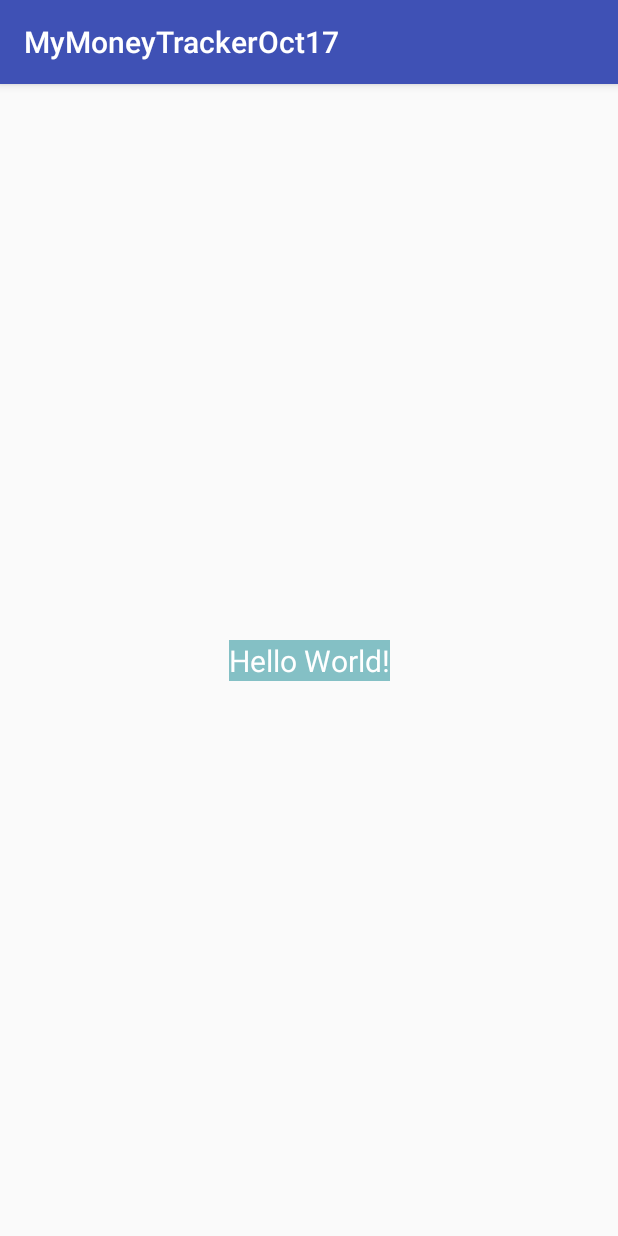
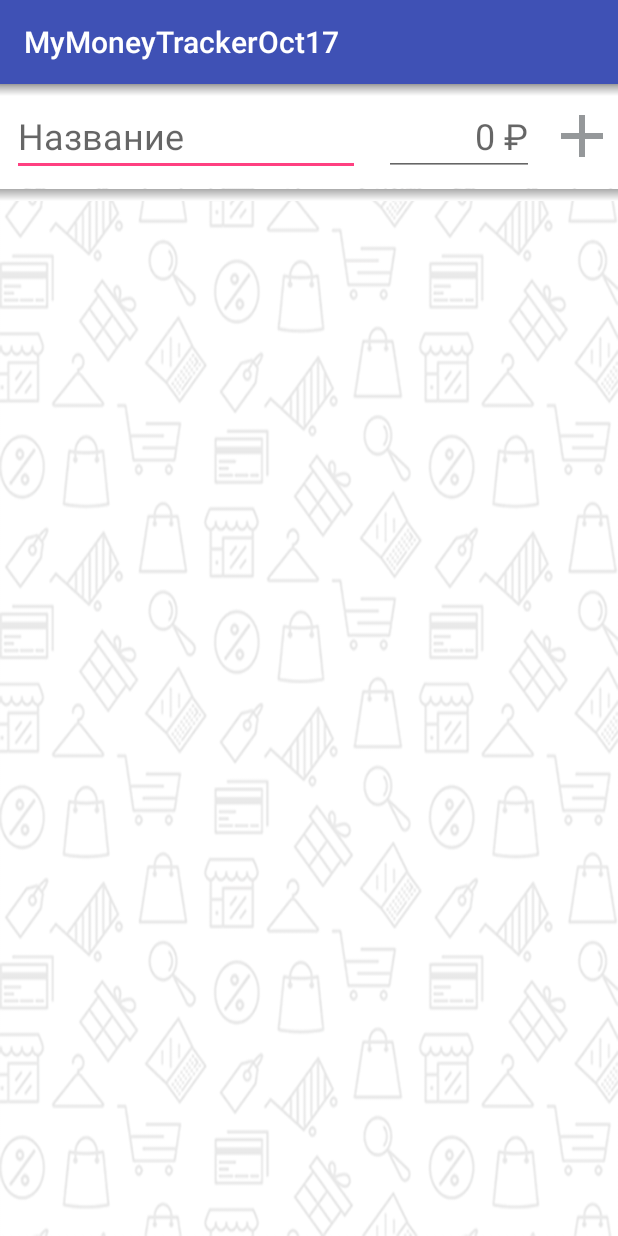
Before and after one commit to SupineTundra/MyMoneyTrackerOct17, an Android app: the screen it shows after launch (MainActivity), on a phone screen of 412 x 824 dp. Run offline under Robolectric (Android 15) with nearby library versions, the phone set to English and light mode, and no system bars.

Commit message:
NewInterface,cliclableButton,protectedInput.

```diff
--- a/app/src/main/java/com/lofstschool/mymoneytrackeroct17/MainActivity.java
+++ b/app/src/main/java/com/lofstschool/mymoneytrackeroct17/MainActivity.java
@@ -2,6 +2,12 @@ package com.lofstschool.mymoneytrackeroct17;
 
 import android.support.v7.app.AppCompatActivity;
 import android.os.Bundle;
+import android.text.Editable;
+import android.text.TextUtils;
+import android.text.TextWatcher;
+import android.widget.Button;
+import android.widget.EditText;
+import android.widget.ImageButton;
 
 public class MainActivity extends AppCompatActivity {
 
@@ -9,6 +15,44 @@ public class MainActivity extends AppCompatActivity {
     protected void onCreate(Bundle savedInstanceState) {
         super.onCreate(savedInstanceState);
         setContentView(R.layout.activity_main);
+        final EditText titleEdit = findViewById(R.id.nameObj);
+        EditText numEdit = findViewById(R.id.numObj);
+        final Button addButton = findViewById(R.id.add);
+        titleEdit.addTextChangedListener(new TextWatcher() {
+            @Override
+            public void beforeTextChanged(CharSequence len1, int i, int i1, int i2) {
+            addButton.setEnabled(false);
+            }
+
+            @Override
+            public void onTextChanged(CharSequence len1, int i, int i1, int i2) {
+            if(!TextUtils.isEmpty(len1));
+                { titleEdit.addTextChangedListener(new TextWatcher() {
+                    @Override
+                    public void beforeTextChanged(CharSequence len2, int i, int i1, int i2) {
+
+                    }
+
+                    @Override
+                    public void onTextChanged(CharSequence len2, int i, int i1, int i2) {
+                        addButton.setEnabled(!TextUtils.isEmpty(len2));
+                    }
+
+                    @Override
+                    public void afterTextChanged(Editable len2) {
+
+                    }
+                });
+
+                }
+
+            }
+
+            @Override
+            public void afterTextChanged(Editable len1) {
+
+            }
+        });
     }
 
     @Override
--- /dev/null
+++ b/app/src/main/res/drawable/gradient.xml
@@ -0,0 +1,12 @@
+<?xml version="1.0" encoding="utf-8"?>
+<shape xmlns:android="http://schemas.android.com/apk/res/android"
+    android:shape="rectangle">
+
+    <gradient
+        android:startColor="@android:color/white"
+        android:endColor="@android:color/darker_gray"
+        android:type="linear"
+        android:angle="90">
+    </gradient>
+
+</shape>
--- /dev/null
+++ b/app/src/main/res/drawable/ic_add_gray_24dp.xml
@@ -0,0 +1,9 @@
+<vector xmlns:android="http://schemas.android.com/apk/res/android"
+        android:width="24dp"
+        android:height="24dp"
+        android:viewportWidth="24.0"
+        android:viewportHeight="24.0">
+    <path
+        android:fillColor="@color/gray"
+        android:pathData="M19,13h-6v6h-2v-6H5v-2h6V5h2v6h6v2z"/>
+</vector>
--- a/app/src/main/res/layout/activity_main.xml
+++ b/app/src/main/res/layout/activity_main.xml
@@ -1,21 +1,71 @@
 <?xml version="1.0" encoding="utf-8"?>
-<android.support.constraint.ConstraintLayout xmlns:android="http://schemas.android.com/apk/res/android"
+<FrameLayout
+    xmlns:android="http://schemas.android.com/apk/res/android"
     xmlns:app="http://schemas.android.com/apk/res-auto"
     xmlns:tools="http://schemas.android.com/tools"
     android:layout_width="match_parent"
     android:layout_height="match_parent"
+    android:background="@drawable/bg_pattern"
     tools:context="com.lofstschool.mymoneytrackeroct17.MainActivity">
 
-    <TextView
-        android:layout_width="wrap_content"
+    <LinearLayout
+        android:layout_gravity="start"
+        android:layout_width="match_parent"
         android:layout_height="wrap_content"
-        android:text="Hello World!"
-        android:textSize="@dimen/sizeText"
-        android:textColor="@color/colorText"
-        android:background="@color/colorBackgoundText"
-        app:layout_constraintBottom_toBottomOf="parent"
-        app:layout_constraintLeft_toLeftOf="parent"
-        app:layout_constraintRight_toRightOf="parent"
-        app:layout_constraintTop_toTopOf="parent" />
+        android:background="@android:color/white"
+        android:orientation="horizontal">
 
-</android.support.constraint.ConstraintLayout>
+        <EditText
+            android:id="@+id/nameObj"
+            android:layout_width="wrap_content"
+            android:layout_height="wrap_content"
+            android:layout_margin="@dimen/margin"
+            android:layout_weight="2"
+            android:gravity="start"
+            android:hint="@string/objHintName"
+            android:inputType="text"
+            android:maxLines="1"
+            android:textSize="@dimen/inputSize" />
+
+        <EditText
+            android:id="@+id/numObj"
+            android:layout_width="wrap_content"
+            android:layout_height="wrap_content"
+            android:layout_margin="@dimen/margin"
+            android:layout_weight="1"
+            android:gravity="end"
+            android:hint="@string/objHintPrice"
+            android:inputType="number"
+            android:maxLines="1"
+            android:textSize="@dimen/inputSize" />
+
+        <Button
+            android:id="@+id/add"
+            style="@style/Widget.AppCompat.Button.Small"
+            android:layout_width="wrap_content"
+            android:layout_height="wrap_content"
+            android:layout_gravity="center_vertical"
+            android:background="@drawable/ic_add_gray_24dp"
+            android:enabled="false" />
+
+
+    </LinearLayout>
+
+    <LinearLayout
+        android:layout_width="match_parent"
+        android:layout_marginTop="70sp"
+        android:layout_height="@dimen/margin">
+        <ImageView
+            android:layout_width="match_parent"
+            android:layout_height="match_parent"
+            android:background="@drawable/gradient"/>
+
+
+    </LinearLayout>
+
+    <ImageView
+        android:layout_width="match_parent"
+        android:layout_height="@dimen/margin"
+        android:background="@drawable/gradient"/>
+
+</FrameLayout>
--- a/app/src/main/res/values/colors.xml
+++ b/app/src/main/res/values/colors.xml
@@ -5,5 +5,6 @@
     <color name="colorAccent">#FF4081</color>
     <color name="colorText">#FFFFFF</color>
     <color name="colorBackgoundText">#84c0c5</color>
+    <color name="gray">#95989a</color>
 
 </resources>
--- a/app/src/main/res/values/dimension.xml
+++ b/app/src/main/res/values/dimension.xml
@@ -1,4 +1,5 @@
 <?xml version="1.0" encoding="utf-8"?>
 <resources>
-    <dimen name="sizeText">20sp</dimen>
+    <dimen name="inputSize">24sp</dimen>
+    <dimen name="margin">8dp</dimen>
 </resources>
--- a/app/src/main/res/values/strings.xml
+++ b/app/src/main/res/values/strings.xml
@@ -1,3 +1,5 @@
 <resources>
     <string name="app_name">MyMoneyTrackerOct17</string>
+    <string name="objHintName">Название</string>
+    <string name="objHintPrice">0 &#8381;</string>
 </resources>
```
Also changed, not shown: app/src/main/res/drawable-hdpi/bg_pattern.png (added), app/src/main/res/drawable-mdpi/bg_pattern.png (added), app/src/main/res/drawable-xhdpi/bg_pattern.png (added), app/src/main/res/drawable-xxhdpi/bg_pattern.png (added), app/src/main/res/drawable-xxxhdpi/bg_pattern.png (added).
